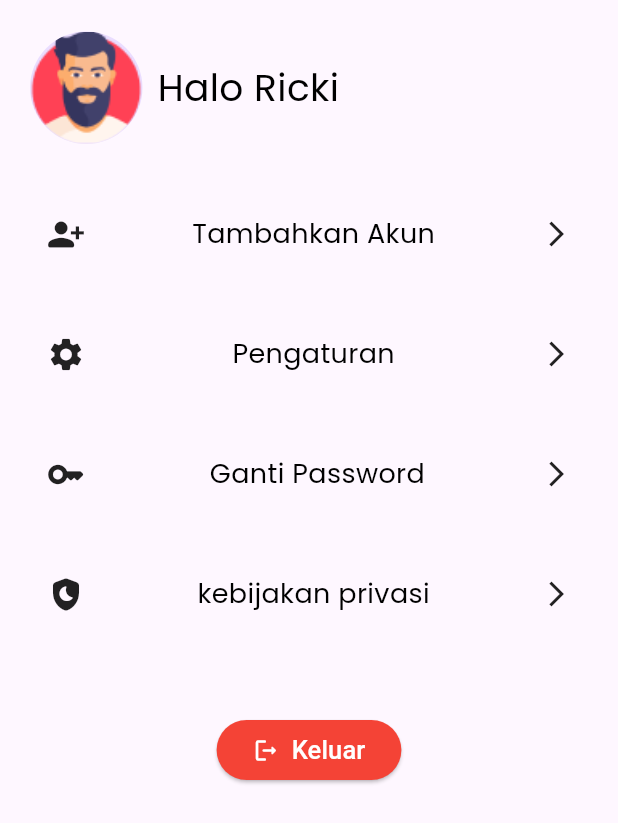
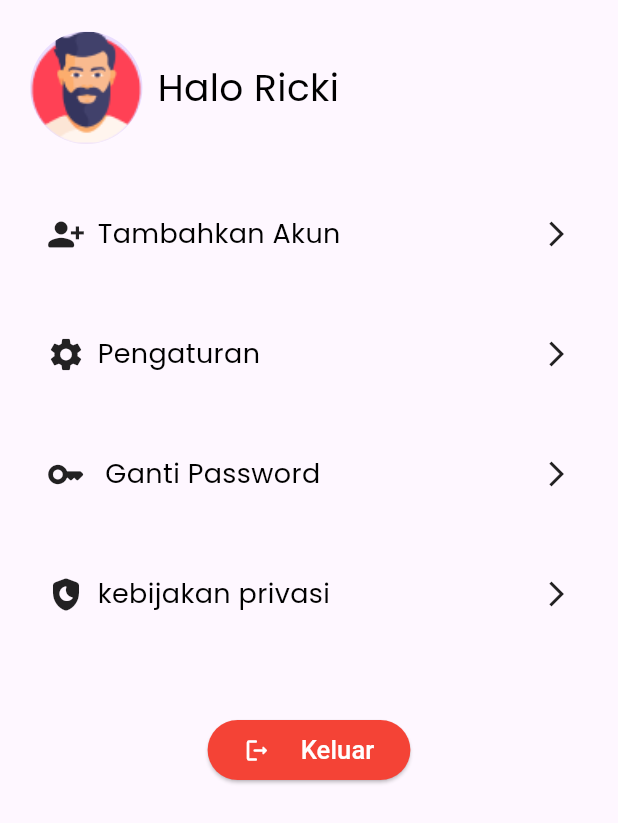
Before and after one commit to amccamikom/amcc-mobile-2023, a Flutter app: the Profilepage screen opened directly, on a phone screen of 412 x 824 dp. Shown: the top 823 px of the screen. Run offline on Flutter 3.47's test engine with Material 3 defaults, Android fonts, the light colour scheme and no system bars; our stand-ins replace google_fonts.

Commit message:
Membuat teks rata kiri

```diff
--- a/lib/pages/profilePage.dart
+++ b/lib/pages/profilePage.dart
@@ -22,13 +22,19 @@ class Profilepage extends StatelessWidget {
                     child: const SizedBox(
                       width: 75,
                       height: 75,
-                      child: CircleAvatar(radius: 100,backgroundImage: AssetImage('assets/ic_profile.png'),),
+                      child: CircleAvatar(
+                        radius: 100,
+                        backgroundImage: AssetImage('assets/ic_profile.png'),
+                      ),
                     ),
                   ),
                   Padding(
                     padding: const EdgeInsets.only(left: 10),
-                    child: Text('Halo Ricki',
-                    style: blackTextStyle.copyWith(fontSize: 25,),
+                    child: Text(
+                      'Halo Ricki',
+                      style: blackTextStyle.copyWith(
+                        fontSize: 25,
+                      ),
                     ),
                   )
                 ],
@@ -40,12 +46,20 @@ class Profilepage extends StatelessWidget {
                 height: 40,
                 width: 350,
                 child: Row(
-                  mainAxisAlignment: MainAxisAlignment.spaceBetween,
+                  mainAxisAlignment: MainAxisAlignment.start,
                   children: [
-                    const Icon(Icons.person_add_alt_1_rounded, size: 26,),
+                    const Icon(
+                      Icons.person_add_alt_1_rounded,
+                      size: 26,
+                    ),
+                    SizedBox(width: 8),
                     Text('Tambahkan Akun',
                         style: blackTextStyle.copyWith(fontSize: 18)),
-                    const Icon(Icons.arrow_forward_ios, size: 20,)
+                    Spacer(),
+                    const Icon(
+                      Icons.arrow_forward_ios,
+                      size: 20,
+                    )
                   ],
                 ),
               ),
@@ -56,12 +70,20 @@ class Profilepage extends StatelessWidget {
                 height: 40,
                 width: 350,
                 child: Row(
-                  mainAxisAlignment: MainAxisAlignment.spaceBetween,
+                  mainAxisAlignment: MainAxisAlignment.start,
                   children: [
-                    const Icon(Icons.settings, size: 26,),
+                    const Icon(
+                      Icons.settings,
+                      size: 26,
+                    ),
+                    SizedBox(width: 8),
                     Text('Pengaturan',
                         style: blackTextStyle.copyWith(fontSize: 18)),
-                    const Icon(Icons.arrow_forward_ios, size: 20,)
+                    Spacer(),
+                    const Icon(
+                      Icons.arrow_forward_ios,
+                      size: 20,
+                    )
                   ],
                 ),
               ),
@@ -72,12 +94,20 @@ class Profilepage extends StatelessWidget {
                 height: 40,
                 width: 350,
                 child: Row(
-                  mainAxisAlignment: MainAxisAlignment.spaceBetween,
+                  mainAxisAlignment: MainAxisAlignment.start,
                   children: [
-                    const Icon(Icons.key_rounded, size: 26,),
+                    const Icon(
+                      Icons.key_rounded,
+                      size: 26,
+                    ),
+                    SizedBox(width: 8),
                     Text(' Ganti Password',
                         style: blackTextStyle.copyWith(fontSize: 18)),
-                    const Icon(Icons.arrow_forward_ios, size: 20,)
+                    Spacer(),
+                    const Icon(
+                      Icons.arrow_forward_ios,
+                      size: 20,
+                    )
                   ],
                 ),
               ),
@@ -88,12 +118,20 @@ class Profilepage extends StatelessWidget {
                 height: 40,
                 width: 350,
                 child: Row(
-                  mainAxisAlignment: MainAxisAlignment.spaceBetween,
+                  mainAxisAlignment: MainAxisAlignment.start,
                   children: [
-                    const Icon(Icons.shield_moon_rounded, size: 26,),
+                    const Icon(
+                      Icons.shield_moon_rounded,
+                      size: 26,
+                    ),
+                    SizedBox(width: 8),
                     Text('kebijakan privasi',
                         style: blackTextStyle.copyWith(fontSize: 18)),
-                    const Icon(Icons.arrow_forward_ios, size: 20,)
+                    Spacer(),
+                    const Icon(
+                      Icons.arrow_forward_ios,
+                      size: 20,
+                    )
                   ],
                 ),
               ),
@@ -107,18 +145,21 @@ class Profilepage extends StatelessWidget {
                     backgroundColor: Colors.red,
                   ),
                   child: Row(
-                      mainAxisSize: MainAxisSize.min, // Adjusts the size of the button to fit its content
-                      mainAxisAlignment: MainAxisAlignment.center, // Centers the content
+                    mainAxisSize: MainAxisSize
+                        .min, // Adjusts the size of the button to fit its content
+                    mainAxisAlignment:
+                        MainAxisAlignment.center, // Centers the content
                     children: [
                       Icon(Icons.logout_rounded, color: Colors.white),
-                        SizedBox(width: 8), // Adds space between the icon and the text
+                      SizedBox(
+                          width:
+                              20), // Adds space between the icon and the text
                       Text(
                         'Keluar',
                         style: TextStyle(fontSize: 17, color: Colors.white),
                       ),
                     ],
                   ),
-
                 ),
               )
             ],
```
Also changed, not shown: pubspec.lock. Lines whose indentation alone changed are shown as unchanged.
